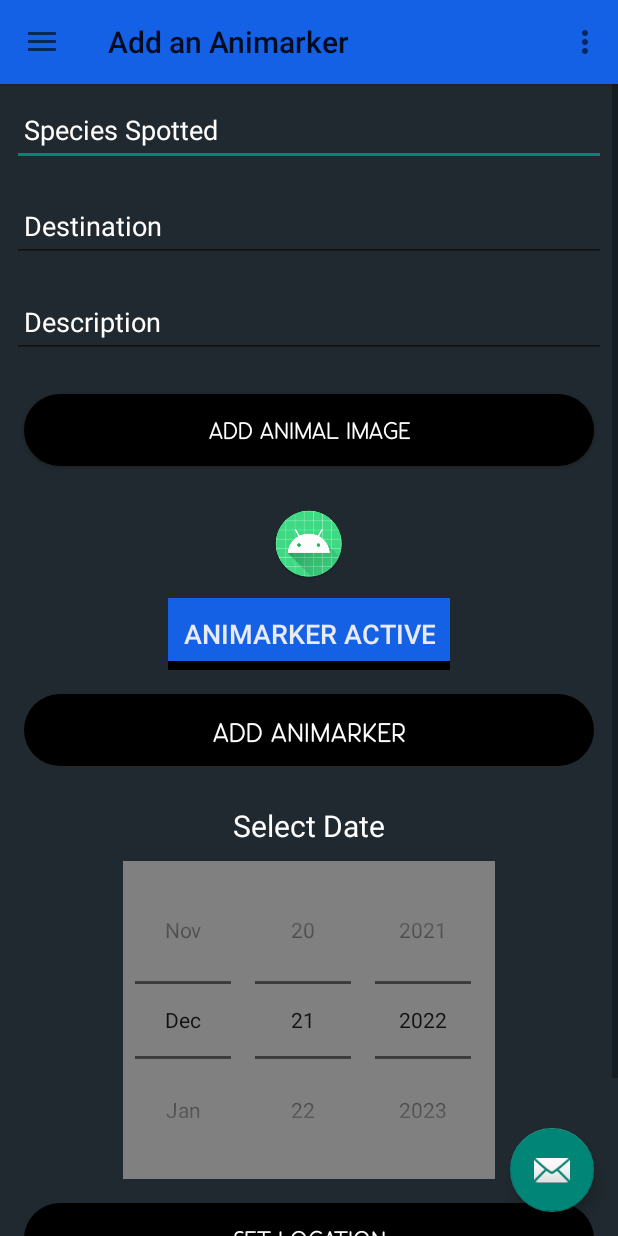
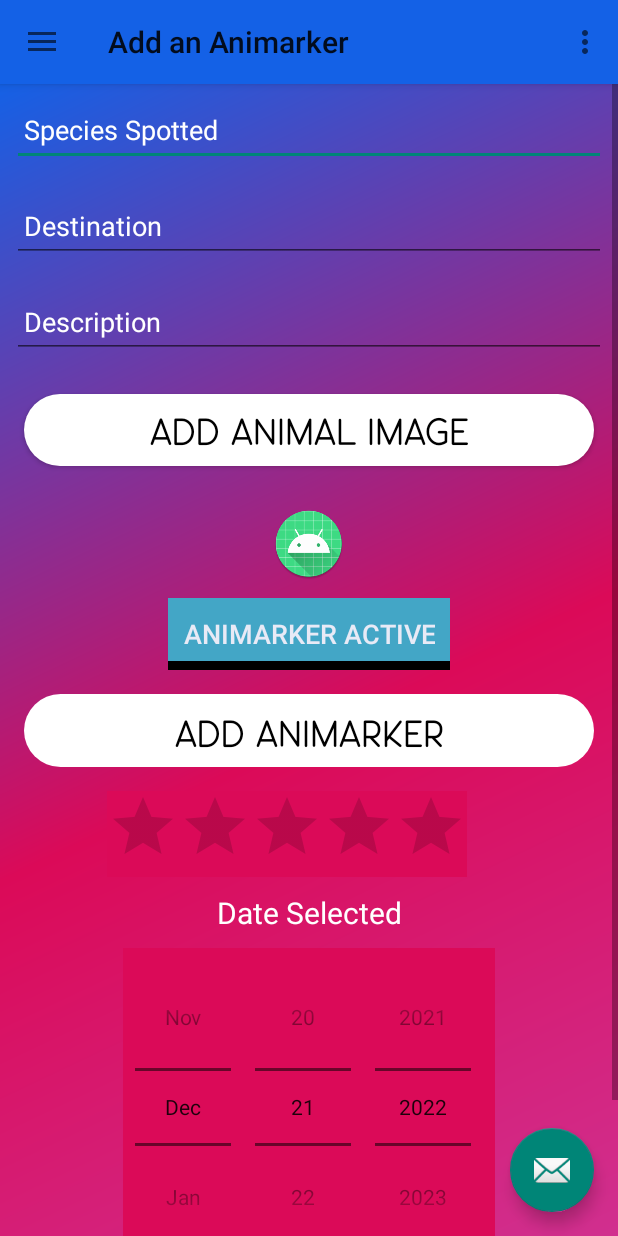
Before and after one commit to SophiaMcGee20040472/MobileAppAssignmentV2, an Android app: the screen it shows after launch (MainActivity), in the side drawer, after a tap on "Add an Animarker", on a phone screen of 412 x 824 dp. Run offline under Robolectric (Android 15) with nearby library versions, the phone set to English and light mode, and no system bars; our stand-ins replace Firebase (no records; nobody signed in at launch, a user with empty details on screens opened directly), Picasso, Timber, navigation-ui; 1 statement that could not run was skipped.

Commit message:
Persistence added and Design updated

```diff
--- a/app/build.gradle
+++ b/app/build.gradle
@@ -25,8 +25,8 @@ android {
         }
     }
     compileOptions {
-        sourceCompatibility JavaVersion.VERSION_1_8
-        targetCompatibility JavaVersion.VERSION_1_8
+        sourceCompatibility JavaVersion.VERSION_11
+        targetCompatibility JavaVersion.VERSION_11
     }
     kotlinOptions {
         jvmTarget = '1.8'
@@ -66,6 +66,7 @@ dependencies {
     implementation 'com.google.firebase:firebase-auth-ktx:21.1.0'
     implementation 'com.google.firebase:firebase-database-ktx:20.1.0'
     implementation 'com.google.firebase:firebase-database:20.1.0'
+    implementation 'com.google.firebase:firebase-storage-ktx:20.1.0'
     testImplementation 'junit:junit:4.13.2'
     androidTestImplementation 'androidx.test.ext:junit:1.1.4'
     androidTestImplementation 'androidx.test.espresso:espresso-core:3.5.0'
--- a/app/src/main/java/org/wit/animarker/adapters/AnimarkerAdapter.kt
+++ b/app/src/main/java/org/wit/animarker/adapters/AnimarkerAdapter.kt
@@ -32,11 +32,12 @@ class AnimarkerAdapter constructor(private var animarkers: List<AnimarkerModel>,
     class MainHolder(private val binding : CardAnimarkerBinding) :
         RecyclerView.ViewHolder(binding.root) {
 
+
         fun bind(animarker: AnimarkerModel, listener: AnimarkerListener) {
             binding.animarkerTitle.text = animarker.title
             binding.description.text = animarker.description
             binding.destination.text= animarker.destination
-            binding.datePickerActions.text= animarker.date
+            binding.date.text= animarker.date
             Picasso.get().load(animarker.image).resize(200,200).into(binding.imageIcon)
             binding.root.setOnClickListener { listener.onAnimarkerClick(animarker) }
         }
--- a/app/src/main/java/org/wit/animarker/firebase/FirebaseDBManager.kt
+++ b/app/src/main/java/org/wit/animarker/firebase/FirebaseDBManager.kt
@@ -61,6 +61,10 @@ object FirebaseDBManager : AnimarkerStore {
             }
     }
 
+    override fun updateImageRef(userid: String, toString: String) {
+        TODO("Not yet implemented")
+    }
+
     override fun create(firebaseUser: MutableLiveData<FirebaseUser>, animarker: AnimarkerModel) {
         Timber.i("Firebase DB Reference : $database")
 
--- a/app/src/main/java/org/wit/animarker/main/MainApp.kt
+++ b/app/src/main/java/org/wit/animarker/main/MainApp.kt
@@ -3,17 +3,20 @@ package org.wit.animarker.main
 import android.app.Application
 import org.wit.animarker.models.AnimarkerJSONStore
 import org.wit.animarker.models.AnimarkerStore
+import org.wit.animarker.models.UserJSONStore
 import timber.log.Timber
 import timber.log.Timber.i
 
 class MainApp : Application() {
 
     lateinit var animarkers: AnimarkerStore
+    lateinit var users: UserJSONStore
 
     override fun onCreate() {
         super.onCreate()
         Timber.plant(Timber.DebugTree())
         animarkers = AnimarkerJSONStore(applicationContext)
+        users = UserJSONStore(applicationContext)
         i("Animarker started")
     }
 }
--- a/app/src/main/java/org/wit/animarker/models/AnimarkerJsonStore.kt
+++ b/app/src/main/java/org/wit/animarker/models/AnimarkerJsonStore.kt
@@ -88,6 +88,10 @@ class AnimarkerJSONStore(private val context: Context) : AnimarkerStore {
         TODO("Not yet implemented")
     }
 
+    override fun updateImageRef(userid: String, toString: String) {
+        TODO("Not yet implemented")
+    }
+
     private fun serialize() {
         val jsonString = gsonBuilder.toJson(animarkers, listType)
         Timber.i("JSON STRING == " + jsonString)
--- a/app/src/main/java/org/wit/animarker/models/AnimarkerManager.kt
+++ b/app/src/main/java/org/wit/animarker/models/AnimarkerManager.kt
@@ -72,6 +72,10 @@ object AnimarkerManager : AnimarkerStore {
         TODO("Not yet implemented")
     }
 
+    override fun updateImageRef(userid: String, toString: String) {
+        TODO("Not yet implemented")
+    }
+
     fun logAll() {
         animarkers.forEach { Timber.i("${it}") }
     }
--- a/app/src/main/java/org/wit/animarker/models/AnimarkerStore.kt
+++ b/app/src/main/java/org/wit/animarker/models/AnimarkerStore.kt
@@ -14,4 +14,5 @@ interface AnimarkerStore {
     fun create(firebaseUser: MutableLiveData<FirebaseUser>, animarker: AnimarkerModel)
     fun delete(userid: String, animarkerid: String)
     fun update(userid: String, animarkerid: String, animarker: AnimarkerModel)
+    abstract fun updateImageRef(userid: String, toString: String)
 }
--- a/app/src/main/res/drawable/ic_swipe_delete.xml
+++ /dev/null
@@ -1,5 +0,0 @@
-<vector android:height="40dp" android:tint="#FFFFFF"
-    android:viewportHeight="24" android:viewportWidth="24"
-    android:width="40dp" xmlns:android="http://schemas.android.com/apk/res/android">
-    <path android:fillColor="@android:color/white" android:pathData="M6,19c0,1.1 0.9,2 2,2h8c1.1,0 2,-0.9 2,-2V7H6v12zM19,4h-3.5l-1,-1h-5l-1,1H5v2h14V4z"/>
-</vector>
--- a/app/src/main/res/drawable/ic_swipe_edit.xml
+++ /dev/null
@@ -1,5 +0,0 @@
-<vector android:height="40dp" android:tint="#FFFFFF"
-    android:viewportHeight="24" android:viewportWidth="24"
-    android:width="40dp" xmlns:android="http://schemas.android.com/apk/res/android">
-    <path android:fillColor="@android:color/white" android:pathData="M3,17.25V21h3.75L17.81,9.94l-3.75,-3.75L3,17.25zM20.71,7.04c0.39,-0.39 0.39,-1.02 0,-1.41l-2.34,-2.34c-0.39,-0.39 -1.02,-0.39 -1.41,0l-1.83,1.83 3.75,3.75 1.83,-1.83z"/>
-</vector>
--- a/app/src/main/res/drawable/ontoggle.xml
+++ b/app/src/main/res/drawable/ontoggle.xml
@@ -8,7 +8,7 @@
     </item>
     <item android:bottom="6dp">
         <shape android:shape="rectangle">
-            <solid android:color="@color/purple_700" />
+            <solid android:color="@color/blue_200" />
         </shape>
     </item>
 </layer-list>
--- a/app/src/main/res/layout/fragment_add.xml
+++ b/app/src/main/res/layout/fragment_add.xml
@@ -19,7 +19,7 @@
             android:background="@color/colorAccent"
             android:fitsSystemWindows="true"
             app:elevation="0dip"
-            app:theme="@style/ThemeOverlay.AppCompat.Dark.ActionBar">
+            app:theme="@style/ThemeOverlay.AppCompat.Light">
 
         </com.google.android.material.appbar.AppBarLayout>
 
@@ -33,7 +33,7 @@
             <LinearLayout
                 android:layout_width="match_parent"
                 android:layout_height="wrap_content"
-                android:background="@color/charcoal"
+                android:background="@drawable/side_nav_bar"
                 android:orientation="vertical">
 
                 <EditText
@@ -89,12 +89,12 @@
                     android:layout_margin="16dp"
                     android:paddingTop="8dp"
                     android:paddingBottom="8dp"
-                    android:backgroundTint="@color/black"
+                    android:backgroundTint="@color/white"
                     android:background="@drawable/rounded_corner"
                     android:fontFamily="@font/east"
                     android:text="@string/button_addImage"
-                    android:textColor="@color/white"
-                    android:textSize="16sp" />
+                    android:textColor="@color/black"
+                    android:textSize="25sp" />
 
 
                 <ImageView
@@ -132,12 +132,23 @@
                     android:paddingBottom="8dp"
                     android:stateListAnimator="@null"
                     android:text="@string/button_addAnimarker"
-                    android:backgroundTint="@color/black"
+                    android:backgroundTint="@color/white"
                     android:background="@drawable/rounded_corner"
                     android:fontFamily="@font/east"
-                    android:textColor="@color/white"
-                    android:textSize="18sp" />
-
+                    android:textColor="@color/black"
+                    android:textSize="25sp" />
+                <RatingBar
+                    android:id="@+id/rBar"
+                    android:layout_width="wrap_content"
+                    android:layout_height="wrap_content"
+                    android:layout_marginStart="71dp"
+                    android:background="@color/purple_300"
+                    android:contentDescription="@string/rate_name"
+                    android:numStars="5"
+                    android:orientation="vertical"
+                    android:progressTint="@color/white"
+                    android:stepSize="0.5"
+                    android:theme="@style/Widget.AppCompat.RatingBar" />
                 <TextView
                     android:id="@+id/animarkerDate"
                     android:layout_width="match_parent"
@@ -148,30 +159,15 @@
                     android:text="@string/select_date"
                     android:textColor="@color/white"
                     android:textSize="20sp" />
+
                 <DatePicker
                     android:id="@+id/date"
-                    android:background="@color/grey"
+                    android:background="@color/purple_300"
                     android:layout_width="wrap_content"
                     android:layout_height="wrap_content"
                     android:layout_gravity="center"
                     android:calendarViewShown="false"
                     android:datePickerMode="spinner" />
-
-                <Button
-                    android:id="@+id/pickupLocation"
-                    android:layout_width="match_parent"
-                    android:layout_height="wrap_content"
-                    android:layout_margin="16dp"
-                    android:backgroundTint="@color/black"
-                    android:background="@drawable/rounded_corner"
-                    android:fontFamily="@font/east"
-                    android:paddingTop="8dp"
-                    android:paddingBottom="8dp"
-                    android:stateListAnimator="@null"
-                    android:text="@string/button_location"
-                    android:textColor="@color/white"
-                    android:textSize="16sp" />
-
 
                 <Button
                     android:id="@+id/deleteAnimarker"
@@ -184,7 +180,7 @@
                     android:stateListAnimator="@null"
                     android:text="@string/button_delete_animarker"
                     android:textColor="@color/black"
-                    android:textSize="18sp"
+                    android:textSize="25sp"
                     android:textStyle="bold"
                     android:visibility="invisible" />
 
--- a/app/src/main/res/layout/loading.xml
+++ /dev/null
@@ -1,6 +0,0 @@
-<?xml version="1.0" encoding="utf-8"?>
-<androidx.constraintlayout.widget.ConstraintLayout xmlns:android="http://schemas.android.com/apk/res/android"
-    android:layout_width="match_parent"
-    android:layout_height="match_parent">
-
-</androidx.constraintlayout.widget.ConstraintLayout>
--- a/app/src/main/res/values/colors.xml
+++ b/app/src/main/res/values/colors.xml
@@ -6,6 +6,7 @@
     <color name="purple_100">#600d45</color>
     <color name="purple_300">#db0a58</color>
     <color name="purple_700">#1461E6</color>
+    <color name="blue_200">#43A6C6</color>
     <color name="teal_200">#FF03DAC5</color>
     <color name="teal_700">#FF018786</color>
     <color name="black">#FF000000</color>
```
Also changed, not shown: app/src/main/AndroidManifest.xml (+6 -10 lines), app/src/main/java/org/wit/animarker/utils/FileHelper.kt (deleted, +0 -47 lines), app/src/main/java/org/wit/animarker/utils/SwipToEditCallback.kt (deleted, +0 -64 lines), app/src/main/java/org/wit/animarker/utils/SwipeToDeleteCallback.kt (deleted, +0 -64 lines), app/src/main/res/layout/card_animarker.xml (+11 -13 lines), app/src/main/res/values/strings.xml (+5 -9 lines).
